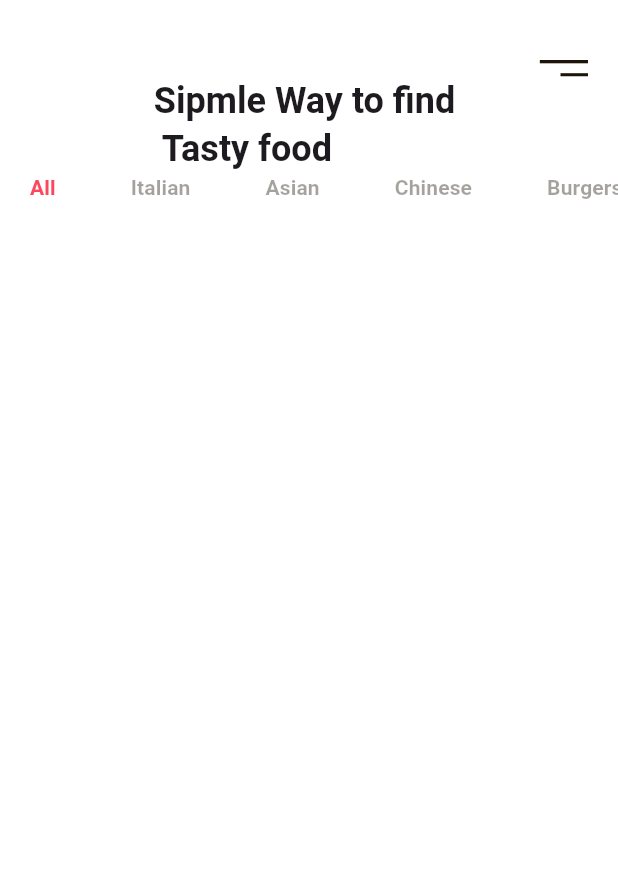
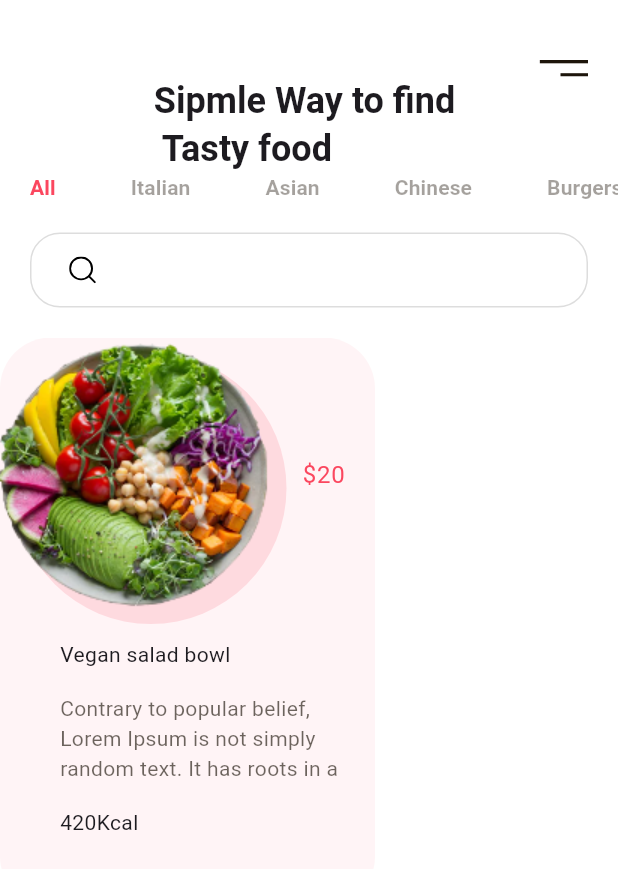
Before and after one commit to asadullah43/foodapp_ui, a Flutter app: the screen it shows after launch, on a phone screen of 412 x 824 dp. Shown: the top 869 px of the screen. Run offline on Flutter 3.47's test engine with Material 3 defaults, Android fonts, the phone set to English and light mode, and no system bars; our stand-ins replace flutter_svg; Roboto replaces fonts that are missing (Pappins).

Commit message:
food card created

```diff
--- a/lib/main.dart
+++ b/lib/main.dart
@@ -2,6 +2,7 @@
 import 'package:foodapp_ui/constant.dart';
 import 'package:flutter_svg/flutter_svg.dart';
 import 'package:foodapp_ui/widgets/category_title.dart';
+import 'package:foodapp_ui/widgets/food_card.dart';
 
 void main() {
   runApp(const MyApp());
@@ -71,6 +72,33 @@
               ],
             ),
           ),
+          Container(
+            alignment: Alignment.centerLeft,
+            margin: const EdgeInsets.symmetric(vertical: 20, horizontal: 20),
+            padding: const EdgeInsets.symmetric(horizontal: 20, vertical: 15),
+            height: 50,
+            width: double.infinity,
+            decoration: BoxDecoration(
+              borderRadius: BorderRadius.circular(20),
+              border: Border.all(color: kBorderColor),
+            ),
+            child: SvgPicture.asset("assets/icons/search.svg"),
+          ),
+          SingleChildScrollView(
+            child: Row(
+              children: [
+                FoodCard(
+                  press: () {},
+                  title: "Vegan salad bowl",
+                  image: "assets/images/image_1.png",
+                  price: 20,
+                  calories: "420Kcal",
+                  description:
+                      "Contrary to popular belief, Lorem Ipsum is not simply random text. It has roots in a piece of classical Latin literature from 45 BC, making it over 2000 years old. ",
+                )
+              ],
+            ),
+          )
         ],
       ),
     );
--- /dev/null
+++ b/lib/widgets/food_card.dart
@@ -0,0 +1,106 @@
+import 'package:flutter/material.dart';
+
+import 'package:foodapp_ui/constant.dart';
+
+class FoodCard extends StatelessWidget {
+  final String title;
+  final String image;
+  final int price;
+  final String calories;
+  final String description;
+  final Function press;
+
+  const FoodCard(
+      {super.key,
+      required this.title,
+      required this.image,
+      required this.price,
+      required this.calories,
+      required this.description,
+      required this.press});
+
+  @override
+  Widget build(BuildContext context) {
+    return GestureDetector(
+        onTap: () {},
+        child: Container(
+          child: Stack(
+            children: [
+              Positioned(
+                child: Container(
+                  height: 380,
+                  width: 250,
+                  decoration: BoxDecoration(
+                    borderRadius: BorderRadius.circular(34),
+                    color: kPrimaryColor.withOpacity(.06),
+                  ),
+                ),
+              ),
+              Positioned(
+                top: 10,
+                left: 10,
+                child: Container(
+                  height: 181,
+                  width: 181,
+                  decoration: BoxDecoration(
+                    shape: BoxShape.circle,
+                    color: kPrimaryColor.withOpacity(.15),
+                  ),
+                ),
+              ),
+              Positioned(
+                top: 0,
+                left: -50,
+                child: Container(
+                  height: 184,
+                  width: 276,
+                  decoration: BoxDecoration(
+                    image: DecorationImage(
+                      image: AssetImage(image),
+                    ),
+                  ),
+                ),
+              ),
+              Positioned(
+                right: 20,
+                top: 80,
+                child: Text(
+                  "\$$price",
+                  style: Theme.of(context)
+                      .textTheme
+                      .bodyLarge
+                      ?.copyWith(color: kPrimaryColor),
+                ),
+              ),
+              Positioned(
+                top: 201,
+                left: 40,
+                child: Container(
+                  width: 210,
+                  child: Column(
+                    crossAxisAlignment: CrossAxisAlignment.start,
+                    children: <Widget>[
+                      Text(
+                        title,
+                      ),
+                      const SizedBox(height: 16),
+                      Text(
+                        description,
+                        maxLines: 3,
+                        style: TextStyle(
+                          color: kTextColor.withOpacity(.65),
+                        ),
+                      ),
+                      const SizedBox(height: 16),
+                      Text(
+                        calories,
+                      ),
+                    ],
+                  ),
+                ),
+              ),
+            ],
+          ),
+        ));
+  }
+}
```
